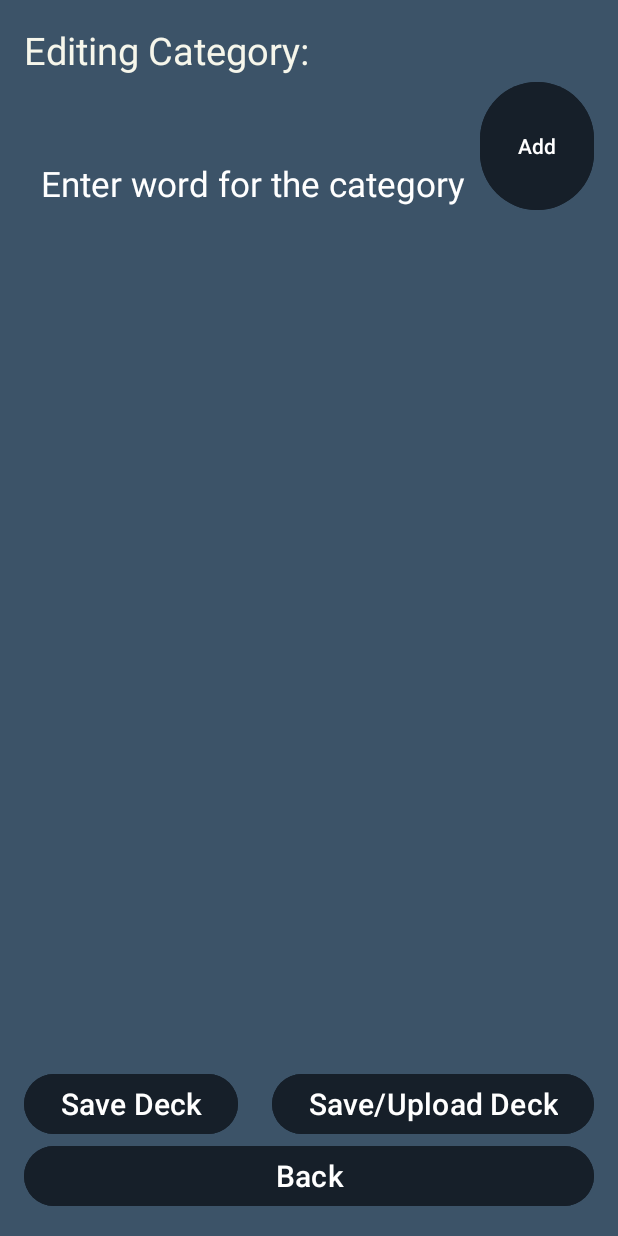
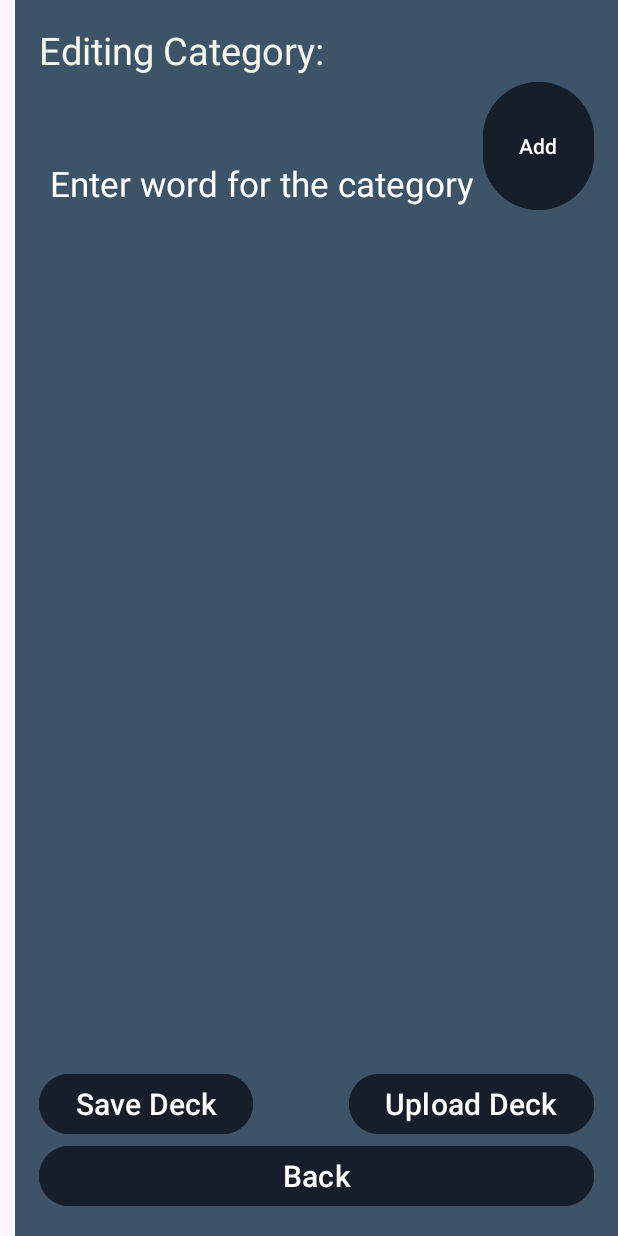
Before and after one commit to FishyBizz/Phrazes, an Android app: the AddCards screen opened directly, with no data from a screen before it, on a phone screen of 412 x 824 dp. Run offline under Robolectric (Android 15) with nearby library versions, the phone set to English and light mode, and no system bars; our stand-ins replace Firebase (no records; nobody signed in at launch, a user with empty details on screens opened directly).

Commit message:
Changed the string to accomodate size of button in addcards in smaller devices

```diff
--- a/app/src/main/res/layout/add_cards.xml
+++ b/app/src/main/res/layout/add_cards.xml
@@ -3,11 +3,12 @@
     xmlns:tools="http://schemas.android.com/tools"
     android:layout_width="match_parent"
     android:layout_height="match_parent"
-    android:paddingBottom="16dp"
+    android:layout_marginStart="10dp"
+    android:background="@color/main_background"
     android:paddingLeft="16dp"
+    android:paddingTop="16dp"
     android:paddingRight="16dp"
-    android:paddingTop="16dp"
-    android:background="@color/main_background">
+    android:paddingBottom="16dp">
 
     <TextView
         android:id="@+id/addCardsTitle"
@@ -15,21 +16,21 @@
         android:layout_height="wrap_content"
         android:layout_alignParentStart="true"
         android:layout_alignParentTop="true"
-        android:textColor="@color/white_background"
         android:text="@string/AddCardsTitle"
         android:textAppearance="?android:attr/textAppearanceLarge"
-        android:textSize="25sp"/>
+        android:textColor="@color/white_background"
+        android:textSize="25sp" />
 
     <TextView
         android:id="@+id/CategoryName"
         android:layout_width="wrap_content"
         android:layout_height="wrap_content"
+        android:layout_marginStart="16dp"
         android:layout_toEndOf="@id/addCardsTitle"
+        android:text="@string/CategoryName"
+        android:textAppearance="@style/TextAppearance.AppCompat.Large"
         android:textColor="@color/white_background"
-        android:text="@string/CategoryName"
-        android:layout_marginStart="16dp"
-        android:textAppearance="@style/TextAppearance.AppCompat.Large"
-        android:textSize="25sp"/>
+        android:textSize="25sp" />
 
     <LinearLayout
         android:id="@+id/AddCardLayout"
@@ -68,23 +69,23 @@
         android:id="@+id/saveButton"
         android:layout_width="wrap_content"
         android:layout_height="wrap_content"
+        android:layout_above="@+id/category_back"
         android:backgroundTint="@color/secondary_background"
-        android:textColor="@color/white"
-        android:layout_above="@+id/category_back"
         android:onClick="onSave"
         android:text="@string/Save"
-        android:textSize="20sp"/>
+        android:textColor="@color/white"
+        android:textSize="20sp" />
 
     <Button
         android:id="@+id/uploadButton"
         android:layout_width="wrap_content"
         android:layout_height="wrap_content"
-        android:backgroundTint="@color/secondary_background"
-        android:textColor="@color/white"
         android:layout_above="@+id/category_back"
         android:layout_alignEnd="@id/cardsListView"
+        android:backgroundTint="@color/secondary_background"
         android:text="@string/Upload"
-        android:textSize="20sp"/>
+        android:textColor="@color/white"
+        android:textSize="20sp" />
 
     <Button
         android:id="@+id/category_back"
@@ -92,9 +93,9 @@
         android:layout_height="wrap_content"
         android:layout_alignParentBottom="true"
         android:backgroundTint="@color/secondary_background"
+        android:text="@string/back_screen_button"
         android:textColor="@color/white"
-        android:text="@string/back_screen_button"
-        android:textSize="20sp"/>
+        android:textSize="20sp" />
 
     <ListView
         android:id="@+id/cardsListView"
--- a/app/src/main/res/values/strings.xml
+++ b/app/src/main/res/values/strings.xml
@@ -44,7 +44,7 @@
     <string name="AddCardsTitle">Editing Category:</string>
     <string name="CategoryName">Name of Category</string>
     <string name="CardTitle">Enter word for the category</string>
-    <string name="Upload">Save/Upload Deck</string>
+    <string name="Upload">Upload Deck</string>
     <string name="Save">Save Deck</string>
     <string name="AddCard">Add</string>
     <string name="DisplayCard">Displayed word!</string>
```
